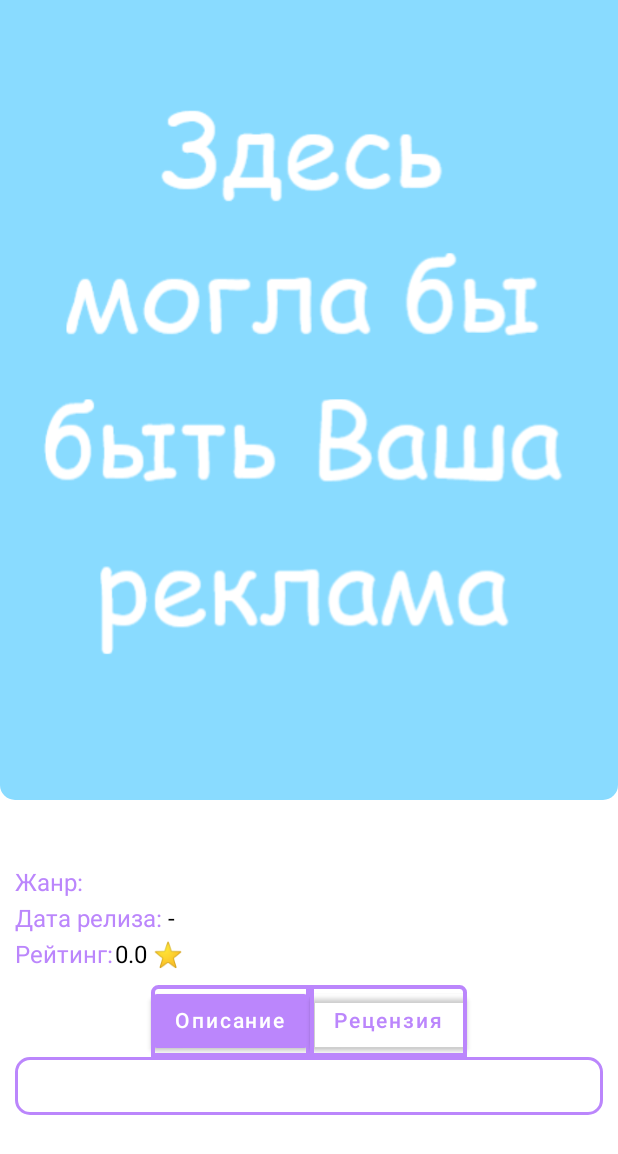
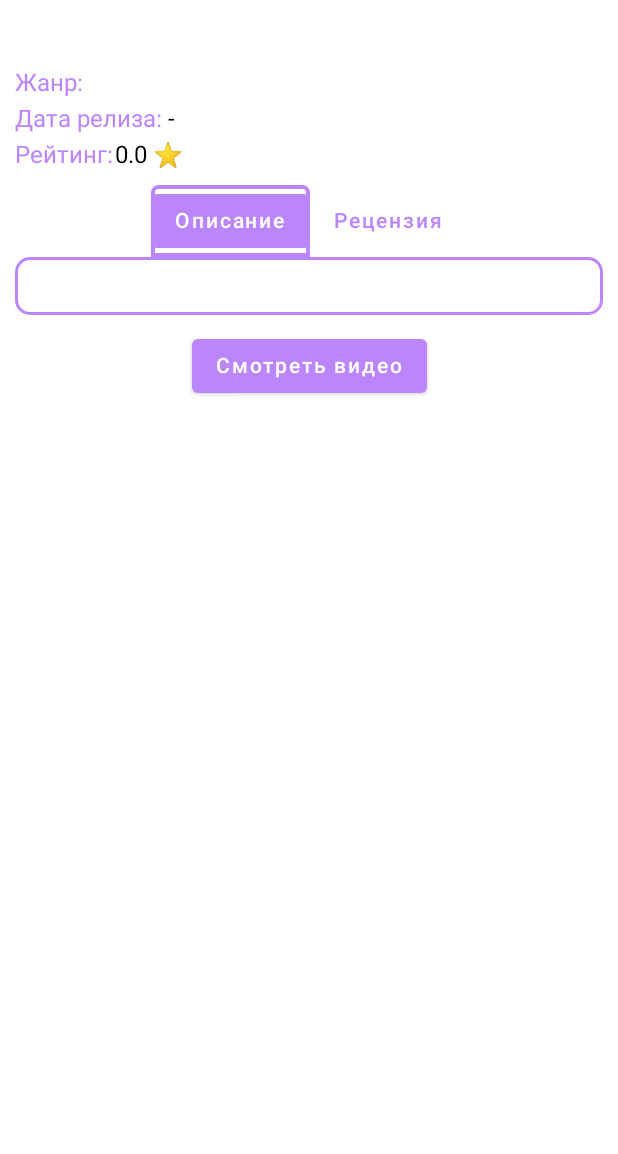
Before and after one commit to nosovroman/Movies, an Android app built with Jetpack Compose: the composable DetailMovieScreen called with empty values, on a phone screen of 412 x 824 dp. Shown: the top 1154 px of the screen. Run offline under Robolectric (Android 15) with nearby library versions, the phone set to English and light mode, and no system bars; pictures from the network do not load.

Commit message:
added Actors in DetailScreen, optimized dezign

```diff
--- a/app/src/main/java/com/example/arcticfoxcompose/DetailMovieScreen.kt
+++ b/app/src/main/java/com/example/arcticfoxcompose/DetailMovieScreen.kt
@@ -24,13 +24,13 @@ import androidx.compose.ui.draw.clip
 import androidx.compose.ui.graphics.Color
 import androidx.compose.ui.layout.ContentScale
 import androidx.compose.ui.platform.LocalContext
-import androidx.compose.ui.res.painterResource
 import androidx.compose.ui.unit.dp
 import androidx.compose.ui.unit.sp
 import coil.annotation.ExperimentalCoilApi
 import coil.compose.rememberImagePainter
 import com.example.arcticfoxcompose.common.Common
 import com.example.arcticfoxcompose.common.formatDate
+import com.example.arcticfoxcompose.dataClasses.Actors.Actors
 import com.example.arcticfoxcompose.dataClasses.DetailMovie.DetailMovie
 import com.example.arcticfoxcompose.dataClasses.DetailMovie.NeedDetailMovie
 import com.example.arcticfoxcompose.dataClasses.Gallery
@@ -46,48 +46,33 @@ fun DetailMovieScreen(movieId: Int) {
     var posterState = remember { mutableStateOf(mutableListOf<Poster>()) }
     var detailState = remember { mutableStateOf(NeedDetailMovie()) }
     var reviewState = remember { mutableStateOf(mutableMapOf<String, String>()) }
+    var actorState = remember { mutableStateOf(mutableListOf<String>()) }
 
     getDetailMovie(movieId = movieId, detailState = detailState)
     getGallery(movieId = movieId, posterState = posterState)
     getReview(movieId = movieId, reviewState = reviewState)
-
-//    LazyColumn(modifier = Modifier.width(400.dp).background(color = Color.Cyan)) {
-//        items(1) {
-//            LazyRow (modifier = Modifier.fillMaxWidth()) {
-//                items(1) {
-//                    Image(
-//                        painter = rememberImagePainter("http://image.tmdb.org/t/p/w185/670x9sf0Ru8y6ezBggmYudx61yB.jpg"),
-//                        contentDescription = "Image Text",
-//                        contentScale = ContentScale.FillWidth,
-//                        modifier = Modifier
-//                            //.fillParentMaxWidth()
-//                            .clip(RoundedCornerShape(bottomStart = 15.dp, bottomEnd = 15.dp))
-//                    )
-//                }
-//            }
-//
-//            MovieInfo(detailState)
-//        }
-//    }
+    getActors(movieId = movieId, actorState = actorState)
 
     val scrollState = rememberScrollState()
     Column (
-        modifier = Modifier.verticalScroll(scrollState)
+        modifier = Modifier
+            .verticalScroll(scrollState)
     ) {
         GalleryElem(posterState)
-        MovieInfo(detailState, reviewState)
-    }
+        Column(modifier = Modifier.padding(start = 10.dp, end = 10.dp)) {
+            MovieInfo(detailState)
+            DescriptionReview(detailState = detailState, reviewState = reviewState)
+            ActorsInfo(actorState)
+            YoutubeButton(detailState)
         }
 
-fun loadMovieInfo(movieId: Int, posterState: MutableState<MutableList<Poster>>, detailState: MutableState<NeedDetailMovie>) {
-    getDetailMovie(movieId = movieId, detailState = detailState)
-    getGallery(movieId = movieId, posterState = posterState)
-    //getDetailMovie(movieId = movieId, detailState = detailState)
+    }
 }
 
 @Composable
 fun GalleryElem(posterState: MutableState<MutableList<Poster>>) {
     val posters = posterState.value
+    Log.d("privet", posters.toString())
         if (posters.isNotEmpty()) {
             LazyRow () {
                 itemsIndexed(posters) { index, item ->
@@ -111,20 +96,20 @@ fun GalleryElem(posterState: MutableState<MutableList<Poster>>) {
                 }
             }
         }
-        else {
-            Image(
-                painter = painterResource(R.drawable.default_image),
-                contentDescription = "Image Text",
-                contentScale = ContentScale.FillWidth,
-                modifier = Modifier
-                    .fillMaxWidth()
-                    .clip(RoundedCornerShape(bottomStart = 10.dp, bottomEnd = 10.dp))
-            )
-        }
+//        else {
+//            Image(
+//                painter = painterResource(R.drawable.default_image),
+//                contentDescription = "Image Text",
+//                contentScale = ContentScale.FillWidth,
+//                modifier = Modifier
+//                    .fillMaxWidth()
+//                    .clip(RoundedCornerShape(bottomStart = 10.dp, bottomEnd = 10.dp))
+//            )
+//        }
 }
 
 @Composable
-fun MovieInfo(detailState: MutableState<NeedDetailMovie>, reviewState: MutableState<MutableMap<String, String>>) {
+fun MovieInfo(detailState: MutableState<NeedDetailMovie>) {
     val detailMovie = detailState.value
 
     val genreString = detailMovie.genres.toString().drop(1).dropLast(1)
@@ -134,7 +119,7 @@ fun MovieInfo(detailState: MutableState<NeedDetailMovie>, reviewState: MutableSt
     val typeInfoColor = MaterialTheme.colors.primary
     val infoColor = MaterialTheme.colors.onSecondary
 
-    Column(modifier = Modifier.padding(start = 10.dp, end = 10.dp)) {
+    Column() {
         Spacer(modifier = Modifier.height(spaceInfo))
         Text(
             text = detailMovie.title,
@@ -191,7 +176,15 @@ fun MovieInfo(detailState: MutableState<NeedDetailMovie>, reviewState: MutableSt
 
         Spacer(modifier = Modifier.height(spaceInfo))
         Spacer(modifier = Modifier.height(spaceInfo))
+    }
+}
+
+@Composable
+fun DescriptionReview(detailState: MutableState<NeedDetailMovie>, reviewState: MutableState<MutableMap<String, String>>) {
+    val detailMovie = detailState.value
     val descriptionMode = remember { mutableStateOf(true) }
+    val typeInfoColor = MaterialTheme.colors.primary
+    val infoColor = MaterialTheme.colors.onSecondary
     val activeColor = MaterialTheme.colors.primary
 
         // кнопки описание и рецензия
@@ -201,7 +194,12 @@ fun MovieInfo(detailState: MutableState<NeedDetailMovie>, reviewState: MutableSt
                 backgroundColor = if (descriptionMode.value) activeColor else Color.Transparent,
                 contentColor = if (descriptionMode.value) MaterialTheme.colors.background else activeColor
             ),
-                modifier = Modifier.border(width = 2.5.dp, color = activeColor, RoundedCornerShape(topStart = 5.dp)),
+            elevation = ButtonDefaults.elevation(
+                defaultElevation = 0.dp,
+                pressedElevation = 0.dp,
+                disabledElevation = 0.dp
+            ),
+            modifier = Modifier.border(width = 2.5.dp, color = if (descriptionMode.value) activeColor else Color.Transparent, RoundedCornerShape(topStart = 5.dp, topEnd = 5.dp)),
             onClick = {
                 descriptionMode.value = true
             }
@@ -211,9 +209,14 @@ fun MovieInfo(detailState: MutableState<NeedDetailMovie>, reviewState: MutableSt
         Button(
             colors = ButtonDefaults.buttonColors(
                 backgroundColor = if (!descriptionMode.value) activeColor else Color.Transparent,
-                    contentColor = if (!descriptionMode.value) MaterialTheme.colors.background else activeColor
+                contentColor = if (!descriptionMode.value) MaterialTheme.colors.background else activeColor,
             ),
-                modifier = Modifier.border(width = 2.5.dp, color = activeColor, RoundedCornerShape(topEnd = 5.dp)),
+            elevation = ButtonDefaults.elevation(
+                defaultElevation = 0.dp,
+                pressedElevation = 0.dp,
+                disabledElevation = 0.dp
+            ),
+            modifier = Modifier.border(width = 2.5.dp, color = if (!descriptionMode.value) activeColor else Color.Transparent, RoundedCornerShape(topStart = 5.dp, topEnd = 5.dp)),
             onClick = {
                 descriptionMode.value = false
             }
@@ -239,18 +242,72 @@ fun MovieInfo(detailState: MutableState<NeedDetailMovie>, reviewState: MutableSt
         color = infoColor,
         maxLines = Int.MAX_VALUE
     )
-        Spacer(modifier = Modifier.height(spaceInfo))
-        Spacer(modifier = Modifier.height(spaceInfo))
+    Spacer(modifier = Modifier.height(10.dp))
+}
 
+@Composable
+fun ActorsInfo(actorState: MutableState<MutableList<String>>) {
+    // поле с актерами
+    val typeInfoColor = MaterialTheme.colors.primary
+    val infoColor = MaterialTheme.colors.onSecondary
+    val expandedMode = remember { mutableStateOf(false) }
+    val activeColor = MaterialTheme.colors.primary
+
+    if (actorState.value.isNotEmpty()) {
+        Column() {
+            Row (modifier = Modifier.fillMaxWidth(), horizontalArrangement = Arrangement.Center) {
+                Button(
+                    colors = ButtonDefaults.buttonColors(
+                        backgroundColor = if (expandedMode.value) activeColor else Color.Transparent,
+                        contentColor = if (expandedMode.value) MaterialTheme.colors.background else activeColor,
+                    ),
+                    elevation = ButtonDefaults.elevation(
+                        defaultElevation = 0.dp,
+                        pressedElevation = 0.dp,
+                        disabledElevation = 0.dp
+                    ),
+                    modifier = Modifier
+                        //.padding(start = 10.dp)
+                        .border(width = 1.5.dp,
+                            color = activeColor,
+                            shape = RoundedCornerShape(topStart = 5.dp, topEnd = 5.dp)
+                        ),
+                    onClick = {
+                        expandedMode.value = !expandedMode.value
+                    }
+                ) {
+                    Text("Актеры")
+                }
+            }
+
+            Text(
+                text = actorState.value.toString().drop(1).dropLast(1),
+                modifier = Modifier
+                    .border(width = 1.5.dp, color = typeInfoColor, RoundedCornerShape(10.dp))
+                    .padding(all = 10.dp)
+                    .fillMaxWidth(),
+                color = infoColor,
+                maxLines = if (expandedMode.value) Int.MAX_VALUE else 3
+            )
+            Spacer(modifier = Modifier.height(10.dp))
+        }
+    }
+}
+
+
+@Composable
+fun YoutubeButton(detailState: MutableState<NeedDetailMovie>) {
+    //val detailMovie = detailState.
     // кнопка видео Ютуб
-        if (detailMovie.video) {
+    //if (detailMovie.video) {
+        Row (modifier = Modifier.fillMaxWidth(), horizontalArrangement = Arrangement.Center) {
             val context = LocalContext.current
             val intent = remember { Intent(Intent.ACTION_VIEW, Uri.parse("https://www.google.com/")) }
             Button(onClick = { context.startActivity(intent) }) {
                 Text(text = "Смотреть видео")
             }
         }
-    }
+    //}
 }
 
 fun getGallery(movieId: Int, posterState: MutableState<MutableList<Poster>>) {
@@ -341,3 +398,30 @@ fun getReview(movieId: Int, reviewState: MutableState<MutableMap<String, String>
         }
     )
 }
+
+fun getActors(movieId: Int, actorState: MutableState<MutableList<String>>) {
+    val listActors = mutableListOf<String>()
+
+    Common.retrofitService.getActors(movieId).enqueue(
+        object : Callback<Actors> {
+            override fun onResponse(call: Call<Actors>, response: Response<Actors>) {
+                //val responseBody = response.body()!!.posters
+                val responseBody = response.body()
+                val actors = responseBody!!.cast
+
+                for (actor in actors) {
+                    if (actor.known_for_department == "Acting") {
+                        listActors.add(actor.name)
+                    }
+                }
+
+                actorState.value = listActors
+                Log.d("MyDetail", "END: \n ${actorState.value}")
+            }
+
+            override fun onFailure(call: Call<Actors>, t: Throwable) {
+                Log.d("ErRoR", "onFailureDiscover: " + t.message)
+            }
+        }
+    )
+}
--- /dev/null
+++ b/app/src/main/java/com/example/arcticfoxcompose/dataClasses/Video/Video.kt
@@ -0,0 +1,6 @@
+package com.example.arcticfoxcompose.dataClasses.Video
+
+data class Video(
+    val id: Int,
+    val results: List<Result>
+)
--- a/app/src/main/java/com/example/arcticfoxcompose/retrofit/RetrofitService.kt
+++ b/app/src/main/java/com/example/arcticfoxcompose/retrofit/RetrofitService.kt
@@ -1,6 +1,8 @@
 package com.example.arcticfoxcompose.retrofit
 
+import android.provider.MediaStore
 import com.example.arcticfoxcompose.common.Common
+import com.example.arcticfoxcompose.dataClasses.Actors.Actors
 import com.example.arcticfoxcompose.dataClasses.DetailMovie.DetailMovie
 import com.example.arcticfoxcompose.dataClasses.Discover
 import com.example.arcticfoxcompose.dataClasses.Gallery
@@ -22,12 +24,21 @@ interface RetrofitService {
     @GET("movie/{movie_id}/images?api_key=${Common.API_KEY}&language=${Common.LANGUAGE}")
     fun getGallery(@Path("movie_id") movieId: Int): Call<Gallery>
 
-    // получение детальной информации о фильме
+        // получение детальной информации о фильме
     @GET("movie/{movie_id}?api_key=${Common.API_KEY}&language=${Common.LANGUAGE}")
     fun getDetailMovie(@Path("movie_id") movieId: Int): Call<DetailMovie>
 
-    // получение рецензии на фильм
+        // получение рецензии на фильм
     @GET("movie/{movie_id}/reviews?api_key=${Common.API_KEY}&language=${Common.LANGUAGE}")
     fun getReview(@Path("movie_id") movieId: Int): Call<Review>
 
+    // получение рецензии на фильм
+    @GET("movie/{movie_id}/credits?api_key=${Common.API_KEY}&language=${Common.LANGUAGE}")
+    fun getActors(@Path("movie_id") movieId: Int): Call<Actors>
+
+
+    // /movie/{movie_id}/videos
+    @GET("movie/{movie_id}/credits?api_key=${Common.API_KEY}&language=${Common.LANGUAGE}")
+    fun getVideo(@Path("movie_id") movieId: Int): Call<MediaStore.Video>
+
 }//, @Query("language") lan: String
```
Also changed, not shown: app/src/main/java/com/example/arcticfoxcompose/dataClasses/Actors/Actors.kt (added, +7 -0 lines), app/src/main/java/com/example/arcticfoxcompose/dataClasses/Actors/Cast.kt (added, +16 -0 lines), app/src/main/java/com/example/arcticfoxcompose/dataClasses/Actors/Crew.kt (added, +15 -0 lines), app/src/main/java/com/example/arcticfoxcompose/dataClasses/Video/Result.kt (added, +14 -0 lines). Lines whose indentation alone changed are shown as unchanged.
